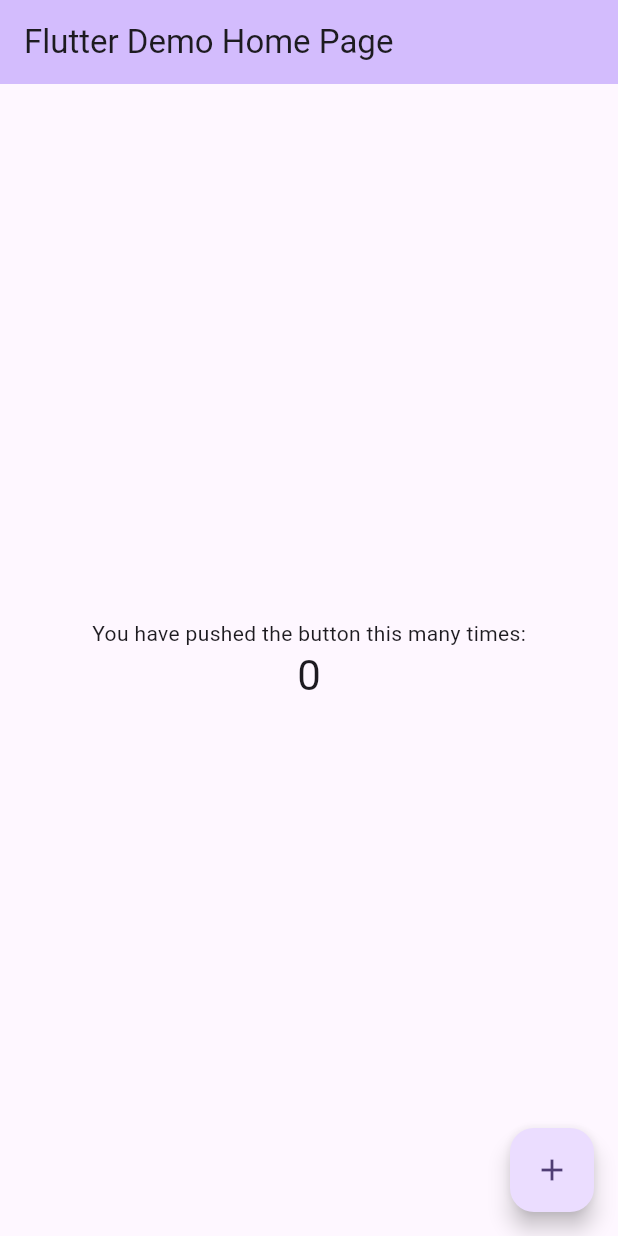
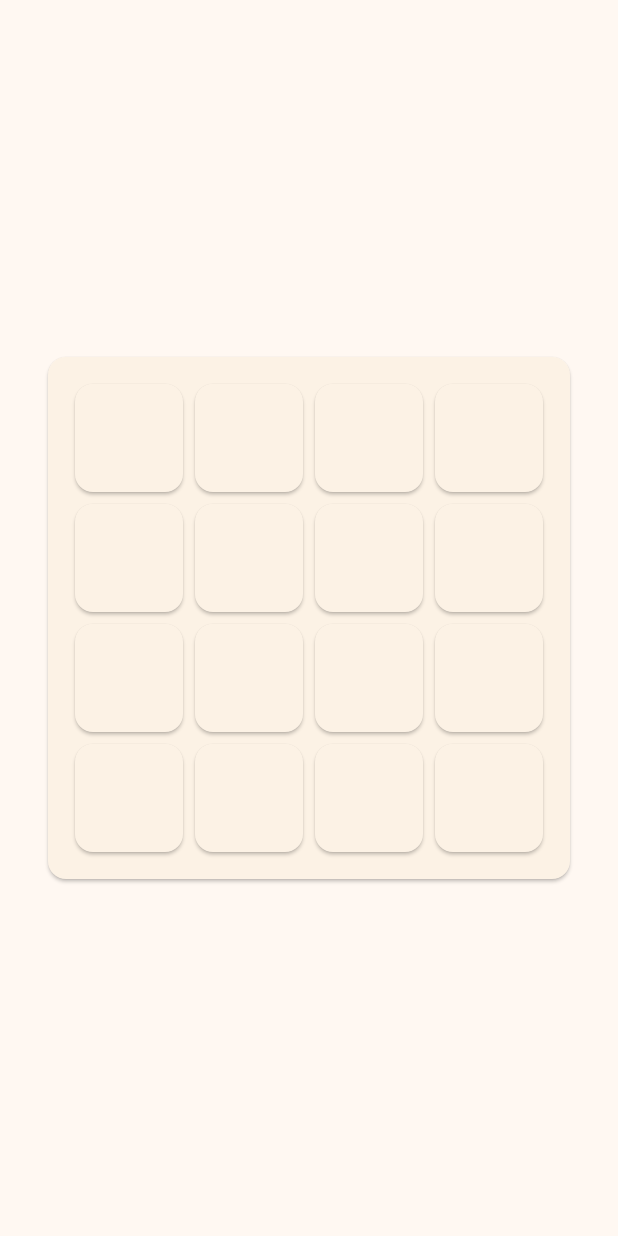
Before and after one commit to selbiew/twenty_forty_eight, a Flutter app: the screen it shows after launch, on a phone screen of 412 x 824 dp. Run offline on Flutter 3.47's test engine with Material 3 defaults, Android fonts, the phone set to English and light mode, and no system bars; our stand-ins replace equatable, flutter_bloc.

Commit message:
Add initial Bloc setup. Add basic FE game layout.

```diff
--- /dev/null
+++ b/devtools_options.yaml
@@ -0,0 +1 @@
+extensions:
--- /dev/null
+++ b/lib/app.dart
@@ -0,0 +1,18 @@
+import 'package:flutter/material.dart';
+import 'package:twenty_forty_eight/home_page.dart';
+
+class TwentyFortyEightApp extends StatelessWidget {
+  const TwentyFortyEightApp({super.key});
+
+  @override
+  Widget build(BuildContext context) {
+    return MaterialApp(
+      title: '2048',
+      theme: ThemeData(
+        colorScheme: ColorScheme.fromSeed(seedColor: Colors.amber),
+        useMaterial3: true,
+      ),
+      home: const TwentyFortyEightHomePage(),
+    );
+  }
+}
--- /dev/null
+++ b/lib/game_bloc.dart
@@ -0,0 +1,16 @@
+import 'package:flutter_bloc/flutter_bloc.dart';
+import 'package:twenty_forty_eight/game_event.dart';
+import 'package:twenty_forty_eight/game_state.dart';
+
+class GameBloc extends Bloc<GameEvent, GameState> {
+  static GameBoard _board = GameBoard();
+
+  GameBloc(GameBoard gameBoard) : super(GameNew(gameBoard)) {
+    on<GameStarted>(_onGameStarted);
+  }
+
+  void _onGameStarted(GameStarted event, Emitter<GameState> emit) {
+    _board.addTwo();
+    emit(GameRunning(_board));
+  }
+}
--- /dev/null
+++ b/lib/game_event.dart
@@ -0,0 +1,13 @@
+sealed class GameEvent {}
+
+final class GameStarted extends GameEvent {}
+
+final class GameLost extends GameEvent {}
+
+final class SwipedUp extends GameEvent {}
+
+final class SwipedDown extends GameEvent {}
+
+final class SwipedLeft extends GameEvent {}
+
+final class SwipedRight extends GameEvent {}
--- /dev/null
+++ b/lib/game_state.dart
@@ -0,0 +1,63 @@
+import 'dart:math';
+
+import 'package:equatable/equatable.dart';
+
+sealed class GameState extends Equatable {
+  GameBoard gameBoard;
+
+  GameState(this.gameBoard);
+
+  @override
+  List<Object> get props => [gameBoard];
+}
+
+final class GameNew extends GameState {
+  GameNew(super.gameBoard);
+}
+
+final class GameRunning extends GameState {
+  GameRunning(super.gameBoard);
+}
+
+final class GameOver extends GameState {
+  GameOver(super.gameBoard);
+}
+
+class GameBoard extends Equatable {
+  // Row, column where 0,0 is the top left of the 4x4 grid.
+  static const coordinates = [
+    (0, 0),
+    (0, 1),
+    (0, 2),
+    (0, 3),
+    (1, 0),
+    (1, 1),
+    (1, 2),
+    (1, 3),
+    (2, 0),
+    (2, 1),
+    (2, 2),
+    (2, 3),
+    (3, 0),
+    (3, 1),
+    (3, 2),
+    (3, 3)
+  ];
+  static final _random = Random();
+
+  GameBoard();
+
+  List<List<int?>> grid =
+      List<List<int?>>.filled(4, List<int?>.filled(4, null));
+
+  @override
+  List<Object?> get props => [grid];
+
+  void addTwo() {
+    final emptyCoordinates =
+        coordinates.where((p) => grid[p.$1][p.$2] == null).toList();
+    var selectedCoordinates =
+        emptyCoordinates[_random.nextInt(emptyCoordinates.length)];
+    grid[selectedCoordinates.$1][selectedCoordinates.$2] = 2;
+  }
+}
--- /dev/null
+++ b/lib/home_page.dart
@@ -0,0 +1,94 @@
+import 'package:flutter/material.dart';
+
+import 'package:flutter_bloc/flutter_bloc.dart';
+import 'package:twenty_forty_eight/game_bloc.dart';
+import 'package:twenty_forty_eight/game_state.dart';
+
+class TwentyFortyEightHomePage extends StatelessWidget {
+  const TwentyFortyEightHomePage({super.key});
+
+  @override
+  Widget build(BuildContext context) {
+    return BlocProvider(
+      create: (_) => GameBloc(GameBoard()),
+      child: const GameView(),
+    );
+  }
+}
+
+class GameView extends StatelessWidget {
+  const GameView({Key? key}) : super(key: key);
+
+  @override
+  Widget build(BuildContext context) {
+    return Scaffold(
+      body: Center(
+        child: TwentyFortyEightBoardView(),
+      ),
+    );
+  }
+}
+
+class TwentyFortyEightBoardView extends StatelessWidget {
+  const TwentyFortyEightBoardView({Key? key}) : super(key: key);
+
+  @override
+  Widget build(BuildContext context) {
+    final GameBoard gameBoard =
+        context.select((GameBloc bloc) => bloc.state.gameBoard);
+
+    return Card(
+      child: Container(
+        child: TileGrid(gameBoard.grid),
+        height: 348,
+        width: 348,
+      ),
+    );
+  }
+}
+
+class TileGrid extends StatelessWidget {
+  const TileGrid(this.grid, {Key? key}) : super(key: key);
+
+  final List<List<int?>> grid;
+
+  @override
+  Widget build(BuildContext context) {
+    return Column(
+      children: grid.map((r) => TileRow(r)).toList(),
+      mainAxisAlignment: MainAxisAlignment.center,
+    );
+  }
+}
+
+class TileRow extends StatelessWidget {
+  const TileRow(this.row, {Key? key}) : super(key: key);
+
+  final List<int?> row;
+
+  @override
+  Widget build(BuildContext context) {
+    return Row(
+      children: row.map((e) => NumberTile(e)).toList(),
+      mainAxisAlignment: MainAxisAlignment.center,
+    );
+  }
+}
+
+class NumberTile extends StatelessWidget {
+  const NumberTile(this.value, {Key? key}) : super(key: key);
+
+  final int? value;
+
+  @override
+  Widget build(BuildContext context) {
+    return Card(
+      // TODO: Color based on value
+      child: SizedBox(
+        height: 72,
+        width: 72,
+        child: Text('${value ?? ''}'),
+      ),
+    );
+  }
+}
--- a/lib/main.dart
+++ b/lib/main.dart
@@ -1,69 +1,6 @@
 import 'package:flutter/material.dart';
+import 'package:twenty_forty_eight/app.dart';
 
 void main() {
-  runApp(const MyApp());
+  runApp(const TwentyFortyEightApp());
 }
-
-class MyApp extends StatelessWidget {
-  const MyApp({super.key});
-
-  @override
-  Widget build(BuildContext context) {
-    return MaterialApp(
-      title: 'Flutter Demo',
-      theme: ThemeData(
-        colorScheme: ColorScheme.fromSeed(seedColor: Colors.deepPurple),
-        useMaterial3: true,
-      ),
-      home: const MyHomePage(title: 'Flutter Demo Home Page'),
-    );
-  }
-}
-
-class MyHomePage extends StatefulWidget {
-  const MyHomePage({super.key, required this.title});
-
-  final String title;
-
-  @override
-  State<MyHomePage> createState() => _MyHomePageState();
-}
-
-class _MyHomePageState extends State<MyHomePage> {
-  int _counter = 0;
-
-  void _incrementCounter() {
-    setState(() {
-      _counter++;
-    });
-  }
-
-  @override
-  Widget build(BuildContext context) {
-    return Scaffold(
-      appBar: AppBar(
-        backgroundColor: Theme.of(context).colorScheme.inversePrimary,
-        title: Text(widget.title),
-      ),
-      body: Center(
-        child: Column(
-          mainAxisAlignment: MainAxisAlignment.center,
-          children: <Widget>[
-            const Text(
-              'You have pushed the button this many times:',
-            ),
-            Text(
-              '$_counter',
-              style: Theme.of(context).textTheme.headlineMedium,
-            ),
-          ],
-        ),
-      ),
-      floatingActionButton: FloatingActionButton(
-        onPressed: _incrementCounter,
-        tooltip: 'Increment',
-        child: const Icon(Icons.add),
-      ),
-    );
-  }
-}
```
Also changed, not shown: pubspec.yaml (+4 -24 lines), 1 other file.
